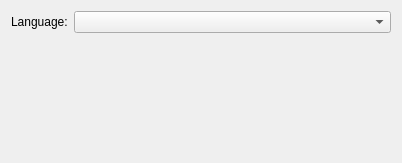
Above: GNS3/Ui/ConfigurationPages/Form_PreferencesGeneral.ui from GNS3/gns3-legacy before the change. Below: the same form after it.
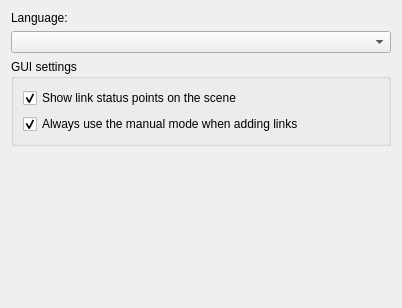
That is the form after the change.

Commit message: [GUI] New options in the preferences dialog

Patch:
```diff
--- a/GNS3/Ui/ConfigurationPages/Form_PreferencesGeneral.ui
+++ b/GNS3/Ui/ConfigurationPages/Form_PreferencesGeneral.ui
@@ -6,14 +6,14 @@
     <x>0</x>
     <y>0</y>
     <width>402</width>
-    <height>163</height>
+    <height>308</height>
    </rect>
   </property>
   <property name="windowTitle" >
    <string>Form</string>
   </property>
-  <layout class="QGridLayout" >
-   <item row="0" column="0" >
+  <layout class="QVBoxLayout" >
+   <item>
     <widget class="QLabel" name="label" >
      <property name="enabled" >
       <bool>true</bool>
@@ -23,7 +23,7 @@
      </property>
     </widget>
    </item>
-   <item row="0" column="1" >
+   <item>
     <widget class="QComboBox" name="langsBox" >
      <property name="enabled" >
       <bool>true</bool>
@@ -36,15 +36,44 @@
      </property>
     </widget>
    </item>
-   <item row="1" column="1" >
+   <item>
+    <widget class="QGroupBox" name="groupBox" >
+     <property name="title" >
+      <string>GUI settings</string>
+     </property>
+     <layout class="QVBoxLayout" >
+      <item>
+       <widget class="QCheckBox" name="checkBoxShowStatusPoints" >
+        <property name="text" >
+         <string>Show link status points on the scene</string>
+        </property>
+        <property name="checked" >
+         <bool>true</bool>
+        </property>
+       </widget>
+      </item>
+      <item>
+       <widget class="QCheckBox" name="checkBoxManualConnections" >
+        <property name="text" >
+         <string>Always use the manual mode when adding links</string>
+        </property>
+        <property name="checked" >
+         <bool>true</bool>
+        </property>
+       </widget>
+      </item>
+     </layout>
+    </widget>
+   </item>
+   <item>
     <spacer>
      <property name="orientation" >
       <enum>Qt::Vertical</enum>
      </property>
      <property name="sizeHint" >
       <size>
-       <width>20</width>
-       <height>101</height>
+       <width>312</width>
+       <height>131</height>
       </size>
      </property>
     </spacer>
```
The commit also changes 22 other files.
